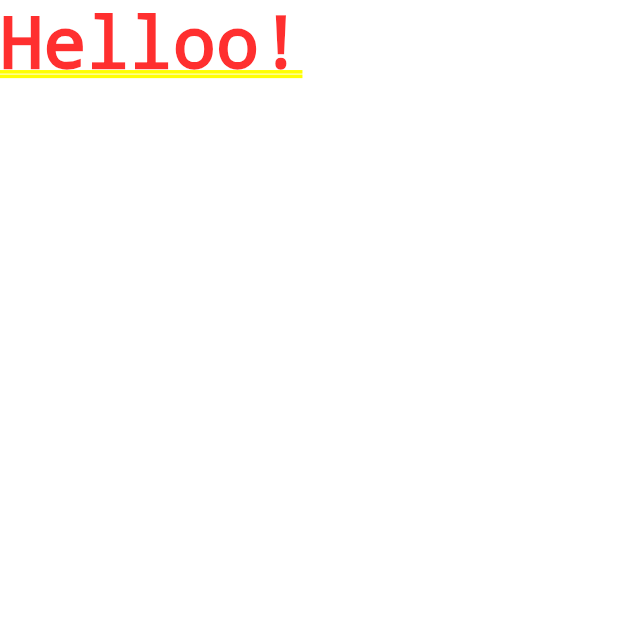
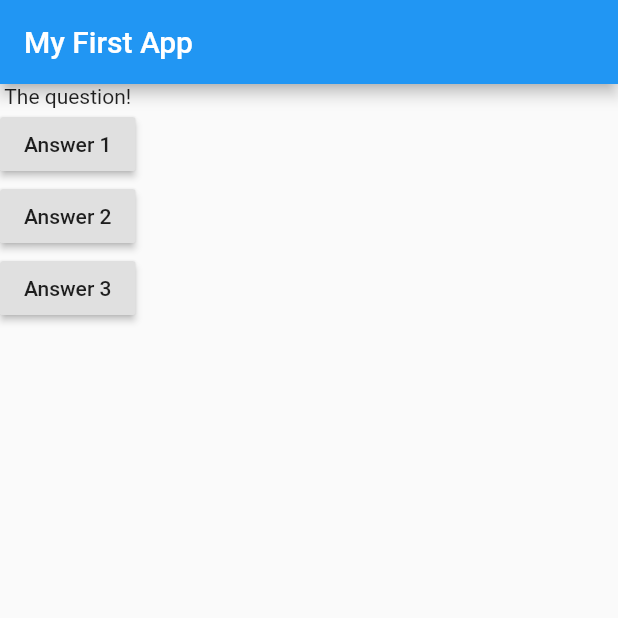
Before and after one commit to iadirock/Flutter_App1, a Flutter app: the screen it shows after launch, on a phone screen of 412 x 824 dp, the top half of it. Run offline on Flutter 3.47's test engine with Material 2 defaults, Android fonts, the phone set to English and light mode, and no system bars.

Commit message:
Add the text and buttons on screen

```diff
--- a/lib/main.dart
+++ b/lib/main.dart
@@ -2,14 +2,44 @@
 import 'package:flutter/material.dart';
 
 //main function which runs automatically on starting the app
-void main() {
-  //Instantiatng my MyApp class
-  runApp(MyApp());
-}
+
+//Instantiatng my MyApp class
+void main() => runApp(MyApp());
+//shortcut for braces '{}' = '=>'. Only use when function have only 1 expression
 
 //statelesswidget is provided by the material.dart
 class MyApp extends StatelessWidget {
+  // void answerFunc() {
+  // print('answer chosen');
+  // }
+
+  //decorator provided by flutter and dart
+  //Basically we are overriding the build function provided by the stateless widget
+  @override
   Widget build(BuildContext context) {
-    return MaterialApp(home: Text('Helloo!'));
+    // scaffold gives you a basic design
+    return MaterialApp(
+      home: Scaffold(
+          appBar: AppBar(
+            title: Text('My First App'),
+          ),
+          body: Column(
+            children: [
+              Text('The question!'),
+              RaisedButton(
+                child: Text('Answer 1'),
+                onPressed: () => print('Answer 1'),
+              ),
+              RaisedButton(
+                child: Text('Answer 2'),
+                onPressed: () => print('Answer 2'),
+              ),
+              RaisedButton(
+                child: Text('Answer 3'),
+                onPressed: () => print('Answer 3'),
+              ),
+            ],
+          )),
+    );
   }
 }
```
